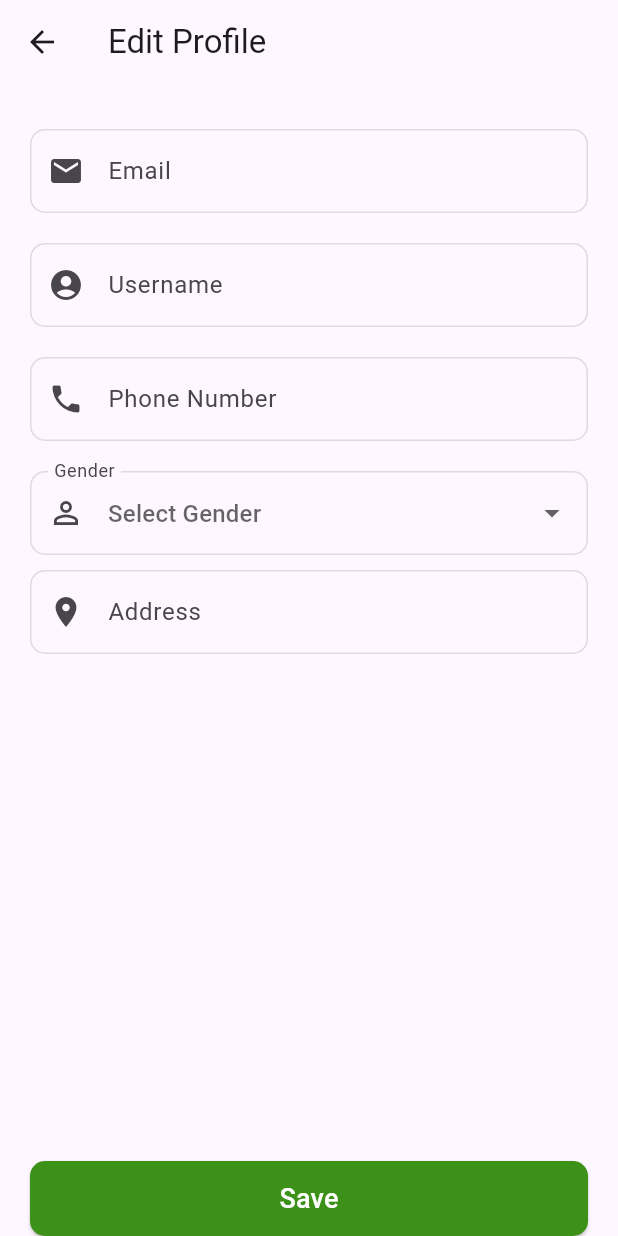
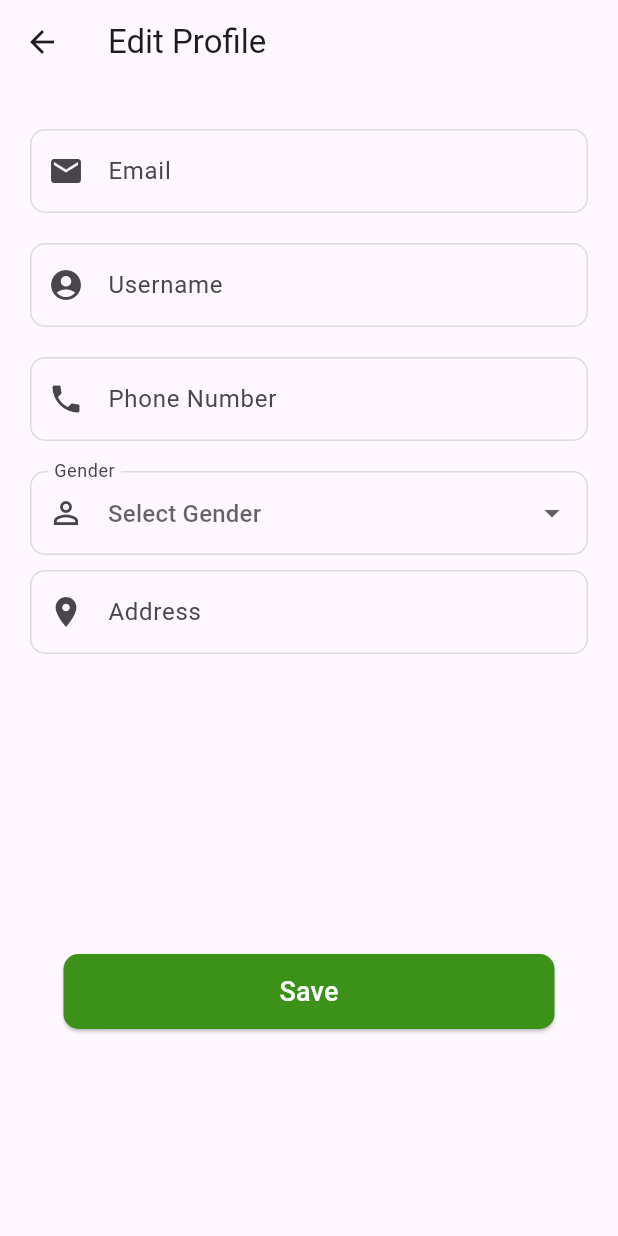
Before and after one commit to BungaKausalya4/e_trash_point, a Flutter app: the EditProfilePage screen opened directly with empty values, on a phone screen of 412 x 824 dp. Run offline on Flutter 3.47's test engine with Material 3 defaults, Android fonts, the phone set to English and light mode, and no system bars; our stand-ins replace animated_bottom_navigation_bar, cloud_firestore, firebase_auth, firebase_core, firebase_database, firebase_storage and 5 more; accounts and stored records are empty.

Commit message:
5/16/2024

```diff
--- a/lib/screens/EditProfilePage.dart
+++ b/lib/screens/EditProfilePage.dart
@@ -218,6 +218,7 @@ class _EditProfilePageState extends State<EditProfilePage> {
                     ),
                   ),
                 ),
+
               ])
           : Container();
     },
@@ -231,20 +232,19 @@ class _EditProfilePageState extends State<EditProfilePage> {
     appBar: AppBar(
       title: Text('Edit Profile'),
     ),
-      body: Container(
+    body: SingleChildScrollView(
+      child: Container(
         margin: EdgeInsets.only(left: 20.0, right: 20.0, top: 30.0),
         child: Column(
           children: [
-            Expanded(
-              child: allUserDetails(),
-            ),
+            allUserDetails(),
+            SizedBox(height: 200), // Tambahkan sedikit spasi setelah semua detail pengguna
             ElevatedButton(
               onPressed: () {
-
+                // Logika untuk menyimpan perubahan
               },
               child: Padding(
-    padding: const EdgeInsets.symmetric(vertical: 12, horizontal: 20),
-    child: Center(
+                padding: const EdgeInsets.symmetric(vertical: 12, horizontal: 120),
                 child: Text(
                   'Save',
                   style: TextStyle(
@@ -253,10 +253,8 @@ class _EditProfilePageState extends State<EditProfilePage> {
                   ),
                 ),
               ),
-  ),
               style: ElevatedButton.styleFrom(
-                backgroundColor:
-                    lightColorScheme.primary, // background color
+                backgroundColor: lightColorScheme.primary,
                 shape: RoundedRectangleBorder(
                   borderRadius: BorderRadius.circular(10),
                 ),
@@ -265,8 +263,8 @@ class _EditProfilePageState extends State<EditProfilePage> {
           ],
         ),
       ),
+    ),
   );
 }
 
-
 }
```
Lines whose indentation alone changed are shown as unchanged.
